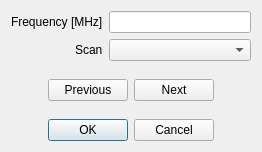
Above: desktop/src/ui/fm_edit_dialog.ui from xbenkozx/anytone-cps before the change. Below: the same form after it.
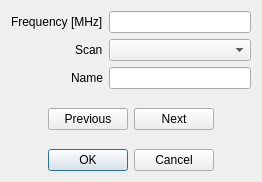
That is the form after the change.

The edit to the form file:
```diff
--- a/desktop/src/ui/fm_edit_dialog.ui
+++ b/desktop/src/ui/fm_edit_dialog.ui
@@ -7,7 +7,7 @@
     <x>0</x>
     <y>0</y>
     <width>262</width>
-    <height>152</height>
+    <height>182</height>
    </rect>
   </property>
   <property name="windowTitle">
@@ -49,6 +49,20 @@
        </property>
       </widget>
      </item>
+     <item row="2" column="0">
+      <widget class="QLabel" name="label_3">
+       <property name="text">
+        <string>Name</string>
+       </property>
+      </widget>
+     </item>
+     <item row="2" column="1">
+      <widget class="QLineEdit" name="nameTxt">
+       <property name="maxLength">
+        <number>16</number>
+       </property>
+      </widget>
+     </item>
     </layout>
    </item>
    <item>
```
